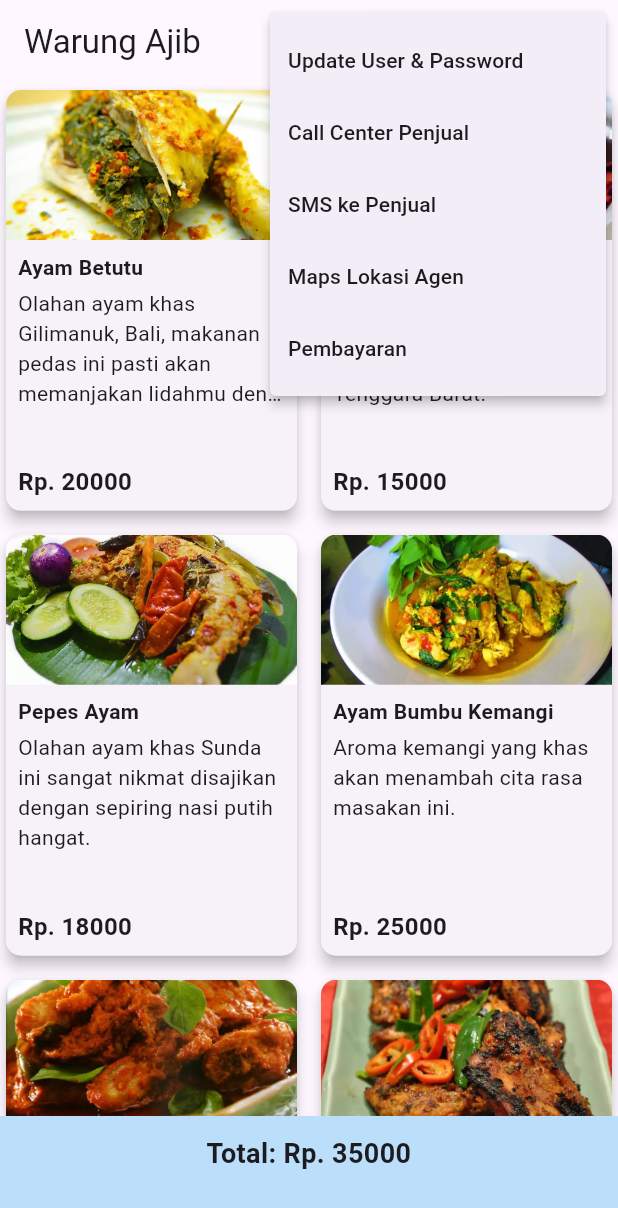
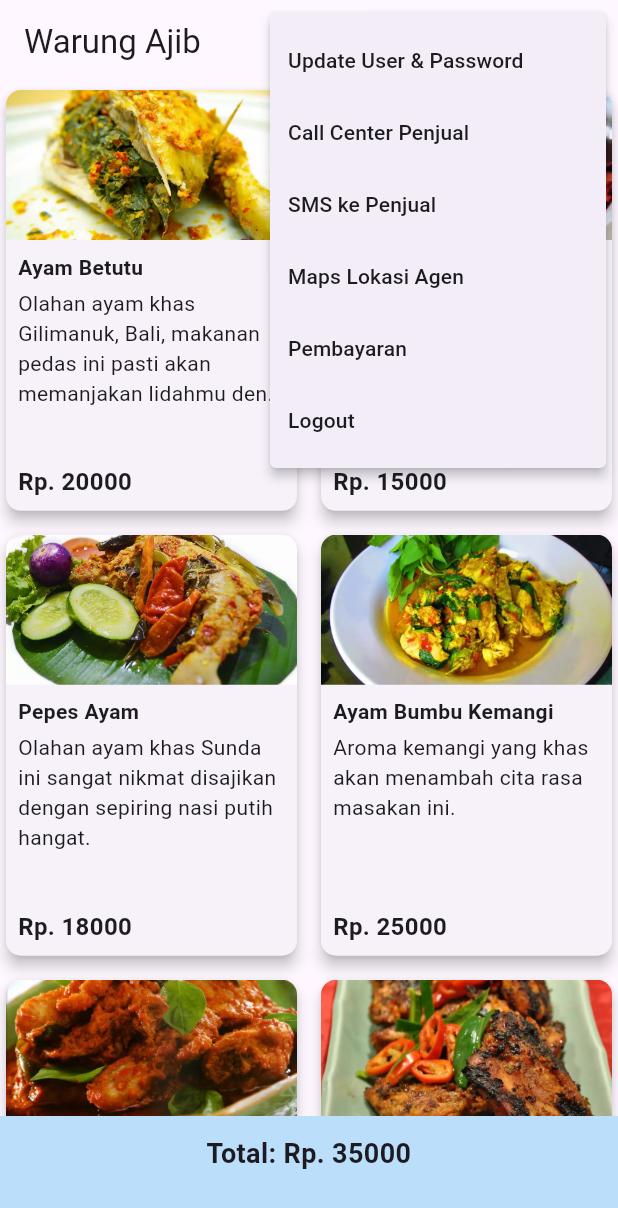
Before and after one commit to izzalDev/PPB_A11.4721, a Flutter app: the DashboardPage screen opened directly, after a tap on "Ayam Betutu", after a tap on "Ayam Taliwang", after a tap on the "more vert" icon, on a phone screen of 412 x 824 dp. Shown: the top 1208 px of the screen. Run offline on Flutter 3.47's test engine with Material 3 defaults, Android fonts, the phone set to English and light mode, and no system bars; our stand-ins replace shared_preferences; missing offline and left inert: maps_launcher; accounts and stored records are empty.

Commit message:
chore: menambahkan fitur logout

```diff
--- a/uts/warung_ajib/lib/pages/dashboard_page.dart
+++ b/uts/warung_ajib/lib/pages/dashboard_page.dart
@@ -3,6 +3,7 @@
 import 'package:flutter/material.dart';
 import 'package:warung_ajib/models/product.dart';
 import 'package:warung_ajib/pages/call_center_page.dart';
+import 'package:warung_ajib/pages/login_page.dart';
 import 'package:warung_ajib/pages/maps_page.dart';
 import 'package:warung_ajib/pages/payment_page.dart';
 import 'package:warung_ajib/pages/sms_page.dart';
@@ -80,6 +81,14 @@
           ),
         );
         break;
+      case 'Logout':
+        Navigator.pushReplacement(
+          context,
+          MaterialPageRoute(
+            builder: (context) => const LoginPage(),
+          ),
+        );
+        break;
     }
   }
 
@@ -112,6 +121,10 @@
                   value: 'Pembayaran',
                   child: Text('Pembayaran'),
                 ),
+                const PopupMenuItem<String>(
+                  value: 'Logout',
+                  child: Text('Logout'),
+                )
               ];
             },
           ),
```
